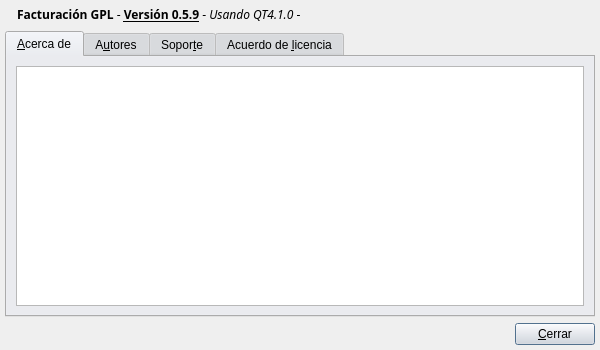
The window that bulmages/bulmafact/src/about.ui (eboladev/Bulmages-1) describes before a commit, drawn with Qt 5.
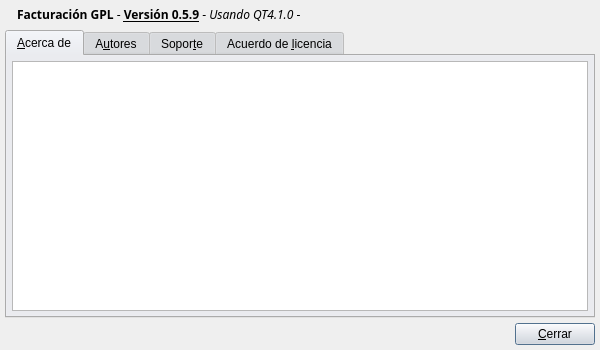
The same window after the commit. Icons and pictures are not drawn.

Diff of the .ui file:
```diff
--- a/bulmages/bulmafact/src/about.ui
+++ b/bulmages/bulmafact/src/about.ui
@@ -316,7 +316,7 @@
       <number>0</number>
      </property>
      <property name="spacing" >
-      <number>6</number>
+      <number>5</number>
      </property>
      <item>
       <layout class="QHBoxLayout" >
@@ -372,10 +372,10 @@
         </attribute>
         <layout class="QHBoxLayout" >
          <property name="margin" >
-          <number>9</number>
+          <number>5</number>
          </property>
          <property name="spacing" >
-          <number>6</number>
+          <number>5</number>
          </property>
          <item>
           <widget class="QTextEdit" name="textEdit_sobre" >
@@ -472,7 +472,7 @@
         <number>0</number>
        </property>
        <property name="spacing" >
-        <number>6</number>
+        <number>5</number>
        </property>
        <item>
         <spacer>
@@ -500,7 +500,7 @@
    </item>
   </layout>
  </widget>
- <layoutdefault spacing="6" margin="11" />
+ <layoutdefault spacing="5" margin="5" />
  <pixmapfunction></pixmapfunction>
  <resources>
   <include location="../../bulmages.qrc" />
```
Left out of the diff: 13 changed lines with no effect on the pictures.
